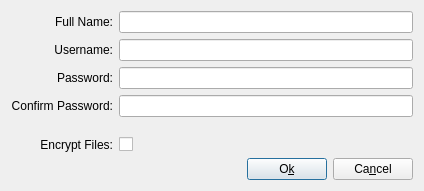
trueos/pcbsd, file src-qt4/pc-usermanager/simpleadddlg.ui: the form before one commit.
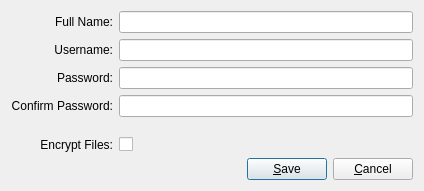
The form after the commit. Icons and pictures are not drawn.

Commit message: Updated shortcut keys.  Changed text to match standards on all buttons.

```diff
--- a/src-qt4/pc-usermanager/simpleadddlg.ui
+++ b/src-qt4/pc-usermanager/simpleadddlg.ui
@@ -65,7 +65,7 @@
      <item>
       <widget class="QPushButton" name="okButton">
        <property name="text">
-        <string>O&amp;k</string>
+        <string>&amp;Save</string>
        </property>
        <property name="icon">
         <iconset>
@@ -82,7 +82,7 @@
      <item>
       <widget class="QPushButton" name="cancelButton">
        <property name="text">
-        <string>Ca&amp;ncel</string>
+        <string>&amp;Cancel</string>
        </property>
        <property name="icon">
         <iconset>
```
The commit also changes 3 other files.
